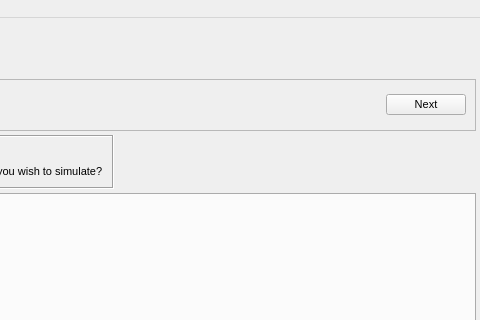
Above: src/gui/gui.ui from disorderedmaterials/dissolve before the change; both pictures show x 572 to 1052 and y 0 to 320 of the 1052 by 915 pixel window. Below: the same form after it.
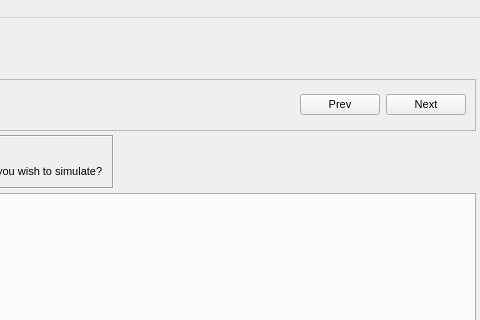
That is the form after the change. Icons and pictures are not drawn. Custom widgets are drawn as their Qt base class.

Diff of the .ui file:
```diff
--- a/src/gui/gui.ui
+++ b/src/gui/gui.ui
@@ -938,7 +938,24 @@
                </widget>
               </item>
               <item>
-               <widget class="QPushButton" name="Wizard0NextButton_2">
+               <widget class="QPushButton" name="Wizard1PrevButton">
+                <property name="text">
+                 <string>Prev</string>
+                </property>
+                <property name="icon">
+                 <iconset resource="icons.qrc">
+                  <normaloff>:/general/icons/general_arrowleft.svg</normaloff>:/general/icons/general_arrowleft.svg</iconset>
+                </property>
+                <property name="iconSize">
+                 <size>
+                  <width>16</width>
+                  <height>16</height>
+                 </size>
+                </property>
+               </widget>
+              </item>
+              <item>
+               <widget class="QPushButton" name="Wizard1NextButton">
                 <property name="text">
                  <string>Next</string>
                 </property>
```
